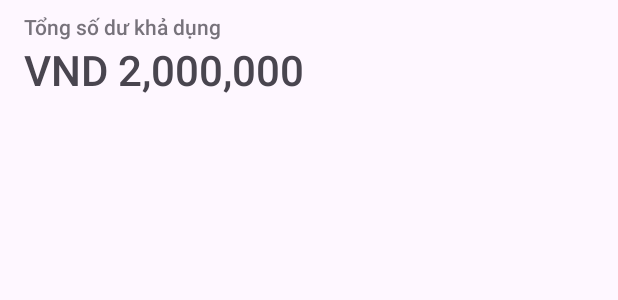
After one commit to khanhworktime/financityFeedMyWallet, an Android app: the layout activity_homepage.xml on its own in the app's theme, with its tools: preview values and no code run, on a phone screen of 412 x 824 dp. The commit adds this screen. Shown: the top 300 px of the screen. Run offline under Robolectric (Android 15) with nearby library versions, the phone set to English and light mode, and no system bars.

Commit message:
Add many many new things

```diff
--- a/app/src/main/java/com/financity/feedmywallet/LogIn.java
+++ b/app/src/main/java/com/financity/feedmywallet/LogIn.java
@@ -25,6 +25,7 @@ public class LogIn extends AppCompatActivity {
             public void onClick(View view) {
                 Intent i = new Intent(getApplicationContext(), SignUp.class);
                 startActivity(i);
+                finish();
             }
         });
 
--- a/app/src/main/java/com/financity/feedmywallet/SignUp.java
+++ b/app/src/main/java/com/financity/feedmywallet/SignUp.java
@@ -23,6 +23,7 @@ public class SignUp extends AppCompatActivity {
             public void onClick(View view) {
                 Intent i = new Intent(getApplicationContext(), LogIn.class);
                 startActivity(i);
+                finish();
             }
         });
     }
--- /dev/null
+++ b/app/src/main/res/drawable/ic_account.xml
@@ -0,0 +1,10 @@
+<vector xmlns:android="http://schemas.android.com/apk/res/android"
+    android:width="24dp"
+    android:height="24dp"
+    android:viewportWidth="24"
+    android:viewportHeight="24">
+  <path
+      android:pathData="M12,2C6.48,2 2,6.48 2,12C2,17.52 6.48,22 12,22C17.52,22 22,17.52 22,12C22,6.48 17.52,2 12,2ZM18.36,16.83C16.93,15.09 13.46,14.5 12,14.5C10.54,14.5 7.07,15.09 5.64,16.83C4.62,15.49 4,13.82 4,12C4,7.59 7.59,4 12,4C16.41,4 20,7.59 20,12C20,13.82 19.38,15.49 18.36,16.83ZM8.5,9.5C8.5,7.56 10.06,6 12,6C13.94,6 15.5,7.56 15.5,9.5C15.5,11.44 13.94,13 12,13C10.06,13 8.5,11.44 8.5,9.5Z"
+      android:fillColor="#49454F"
+      android:fillType="evenOdd"/>
+</vector>
--- /dev/null
+++ b/app/src/main/res/layout/activity_homepage.xml
@@ -0,0 +1,48 @@
+<?xml version="1.0" encoding="utf-8"?>
+<androidx.constraintlayout.widget.ConstraintLayout xmlns:android="http://schemas.android.com/apk/res/android"
+    xmlns:app="http://schemas.android.com/apk/res-auto"
+    xmlns:tools="http://schemas.android.com/tools"
+    android:layout_width="match_parent"
+    android:layout_height="match_parent"
+    tools:context=".Homepage">
+
+    <TextView
+        android:id="@+id/textView"
+        android:layout_width="wrap_content"
+        android:layout_height="wrap_content"
+        android:layout_marginStart="16dp"
+        android:layout_marginTop="8dp"
+        android:alpha=".75"
+        android:fontFamily="sans-serif-medium"
+        android:text="@string/t_ng_s_d_kh_d_ng"
+        android:textFontWeight="500"
+        android:textSize="14sp"
+        app:layout_constraintStart_toStartOf="parent"
+        app:layout_constraintTop_toTopOf="parent" />
+
+    <TextView
+        android:id="@+id/txTotalCredit"
+        android:layout_width="wrap_content"
+        android:layout_height="wrap_content"
+        android:fontFamily="sans-serif-medium"
+        android:includeFontPadding="true"
+        android:text="@string/moneyHolder"
+        android:textFontWeight="500"
+        android:textSize="28sp"
+        app:layout_constraintStart_toStartOf="@+id/textView"
+        app:layout_constraintTop_toBottomOf="@+id/textView" />
+
+    <com.google.android.material.button.MaterialButton
+        android:id="@+id/imageButton2"
+        style="@style/Widget.Material3.Button.IconButton"
+        android:layout_width="61dp"
+        android:layout_height="63dp"
+        android:layout_marginTop="16dp"
+        android:layout_marginEnd="16dp"
+        android:contentDescription="@string/account"
+        app:layout_constraintEnd_toEndOf="parent"
+        app:layout_constraintTop_toTopOf="parent"
+        app:srcCompat="@drawable/ic_account"
+        tools:ignore="ImageContrastCheck" />
+
+</androidx.constraintlayout.widget.ConstraintLayout>
--- /dev/null
+++ b/app/src/main/res/values-night/strings.xml
@@ -0,0 +1,6 @@
+<?xml version="1.0" encoding="utf-8"?>
+<resources>
+    <string name="t_ng_s_d_kh_d_ng">Tổng số dư khả dụng</string>
+    <string name="moneyHolder">VND 2,000,000</string>
+    <string name="account">account</string>
+</resources>
--- a/app/src/main/res/values-v29/themes.xml
+++ /dev/null
@@ -1,8 +0,0 @@
-<resources xmlns:tools="http://schemas.android.com/tools">
-  <style name="Theme.FeedMyWallet" parent="Base.Theme.FeedMyWallet">
-    <!-- Transparent system bars for edge-to-edge. -->
-    <item name="android:navigationBarColor">@android:color/transparent</item>
-    <item name="android:statusBarColor">@android:color/transparent</item>
-    <item name="android:windowLightStatusBar">?attr/isLightTheme</item>
-  </style>
-</resources>
--- a/app/src/main/res/values/strings.xml
+++ b/app/src/main/res/values/strings.xml
@@ -43,4 +43,7 @@
         libero vel nunc consequat, quis tincidunt nisl eleifend. Cras bibendum enim a justo luctus
         vestibulum. Fusce dictum libero quis erat maximus, vitae volutpat diam dignissim.
     </string>
+    <string name="t_ng_s_d_kh_d_ng">Tổng số dư khả dụng</string>
+    <string name="moneyHolder">VND 2,000,000</string>
+    <string name="account">account</string>
 </resources>
```
Also changed, not shown: app/src/main/AndroidManifest.xml (+14 -7 lines), app/src/main/java/com/financity/feedmywallet/Home.java (deleted, +0 -43 lines), app/src/main/java/com/financity/feedmywallet/Homepage.java (added, +14 -0 lines).
